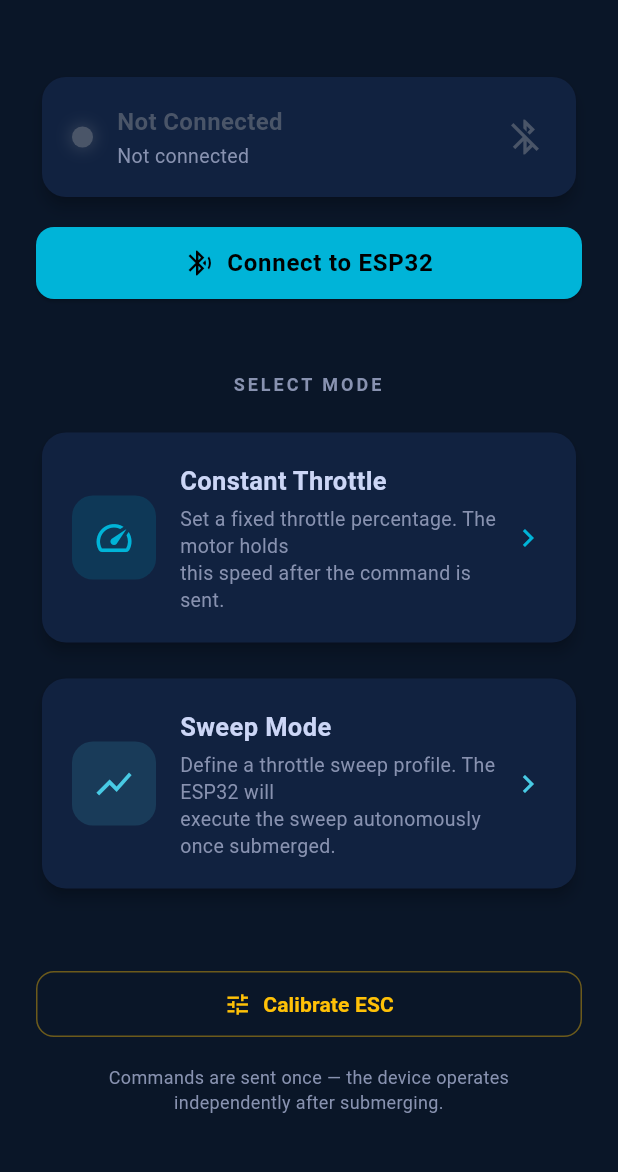
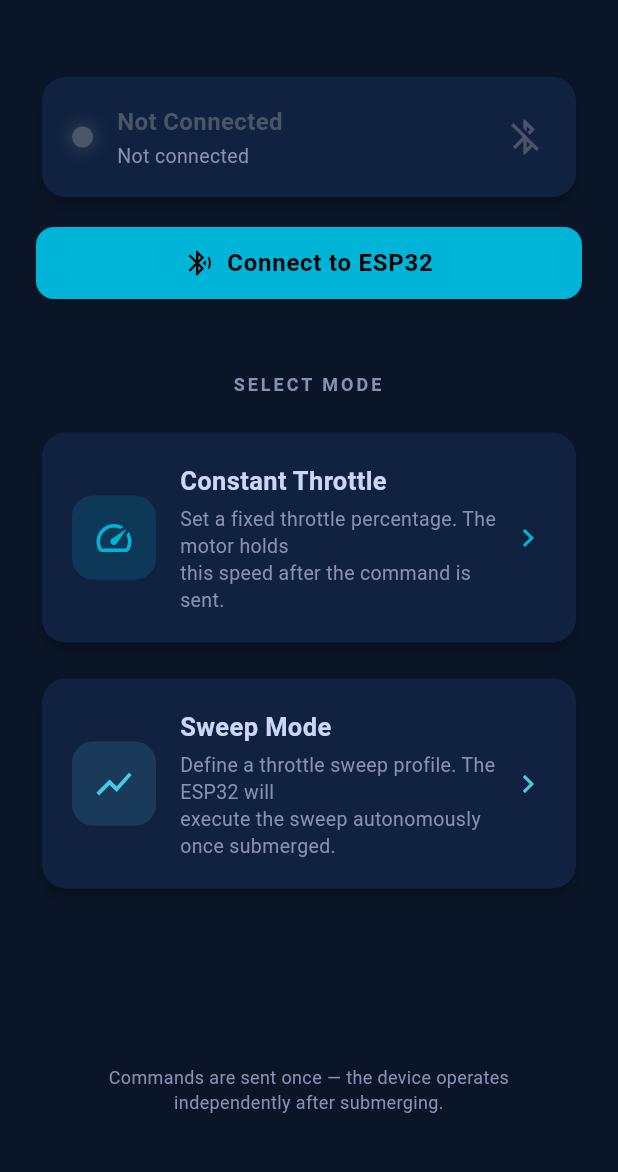
Before and after one commit to stephen-andrenam/motor_controller, a Flutter app: the screen it shows after launch, on a phone screen of 412 x 824 dp, the part 61-1233 px from its top. Run offline on Flutter 3.47's test engine with Material 3 defaults, Android fonts, the phone set to English and light mode, and no system bars; our stand-ins replace flutter_blue_plus; statements that could not run were skipped.

Commit message:
Update home_screen.dart

```diff
--- a/lib/screens/home_screen.dart
+++ b/lib/screens/home_screen.dart
@@ -64,11 +64,6 @@
               ),
             ),
             const Spacer(),
-            ListenableBuilder(
-              listenable: BleManager.instance,
-              builder: (context, _) => _CalibrateButton(ble: BleManager.instance),
-            ),
-            const SizedBox(height: 16),
             Padding(
               padding: const EdgeInsets.only(bottom: 8),
               child: Text(
@@ -240,105 +235,6 @@
   }
 }
 
-// ── Calibrate ESC button ──────────────────────────────────────
-
-class _CalibrateButton extends StatefulWidget {
-  const _CalibrateButton({required this.ble});
-  final BleManager ble;
-
-  @override
-  State<_CalibrateButton> createState() => _CalibrateButtonState();
-}
-
-class _CalibrateButtonState extends State<_CalibrateButton> {
-  bool _sent = false;
-
-  Future<void> _calibrate() async {
-    if (!widget.ble.isConnected) {
-      ScaffoldMessenger.of(context).showSnackBar(
-        const SnackBar(content: Text('Connect to the ESP32 first')),
-      );
-      return;
-    }
-
-    // Confirm — calibration requires the ESC to be unpowered first
-    final ok = await showDialog<bool>(
-      context: context,
-      builder: (ctx) => AlertDialog(
-        title: const Text('Calibrate ESC'),
-        content: const Text(
-          'ESC calibration procedure:\n\n'
-          '1. Disconnect power from the ESC (motor off).\n'
-          '2. Tap Calibrate — the ESP32 will hold max throttle.\n'
-          '3. Power the ESC back on.\n'
-          '4. Wait for the ESC to beep (≈ 3 s), then it will\n'
-          '   drop to min throttle automatically.\n'
-          '5. ESC beeps again — calibration done.\n\n'
-          'Only needed once, or after changing the pulse range.',
-        ),
-        actions: [
-          TextButton(
-            onPressed: () => Navigator.pop(ctx, false),
-            child: const Text('Cancel'),
-          ),
-          ElevatedButton(
-            onPressed: () => Navigator.pop(ctx, true),
-            child: const Text('Calibrate'),
-          ),
-        ],
-      ),
-    );
-
-    if (ok != true) return;
-
-    final success = await widget.ble.sendCommand('CAL');
-    if (!mounted) return;
-
-    if (success) {
-      setState(() => _sent = true);
-      ScaffoldMessenger.of(context).showSnackBar(
-        const SnackBar(
-          content: Text('Calibration started — power the ESC on now'),
-          duration: Duration(seconds: 5),
-        ),
-      );
-      // Reset the "sent" indicator after calibration window (3 s + buffer)
-      Future.delayed(const Duration(seconds: 5), () {
-        if (mounted) setState(() => _sent = false);
-      });
-    } else {
-      ScaffoldMessenger.of(context).showSnackBar(
-        const SnackBar(content: Text('Failed to send calibration command')),
-      );
-    }
-  }
-
-  @override
-  Widget build(BuildContext context) {
-    return OutlinedButton.icon(
-      onPressed: _calibrate,
-      style: OutlinedButton.styleFrom(
-        foregroundColor: const Color(0xFFFFC107),
-        side: BorderSide(
-          color: _sent
-              ? const Color(0xFFFFC107)
-              : const Color(0xFFFFC107).withValues(alpha: 0.4),
-        ),
-        shape: RoundedRectangleBorder(borderRadius: BorderRadius.circular(12)),
-        padding: const EdgeInsets.symmetric(horizontal: 20, vertical: 12),
-      ),
-      icon: Icon(
-        _sent ? Icons.check_circle_outline : Icons.tune,
-        size: 18,
-      ),
-      label: Text(
-        _sent ? 'Calibrating… power ESC on now' : 'Calibrate ESC',
-        style: const TextStyle(fontSize: 14, fontWeight: FontWeight.w600),
-      ),
-    );
-  }
-}
-
 // ── Mode selection card ───────────────────────────────────────
 
 class _ModeCard extends StatelessWidget {
```
